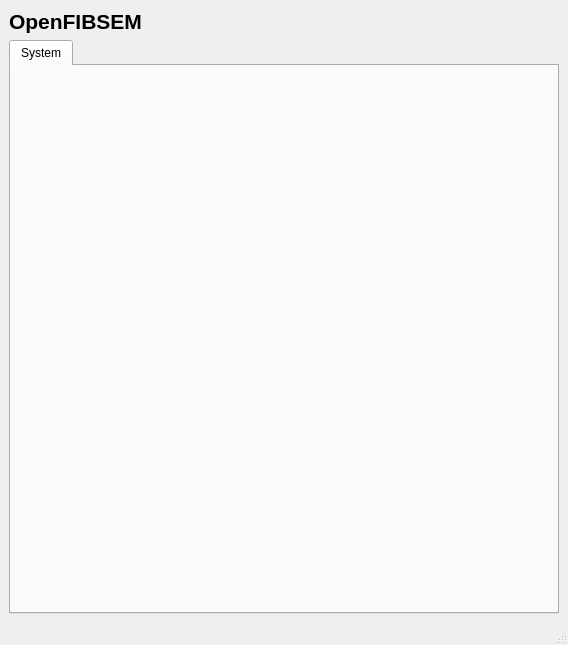
This is fibsem/ui/qtdesigner_files/FibsemUI.ui in DeMarcoLab/fibsem as Qt 5 draws it before an edit. The edited form follows.
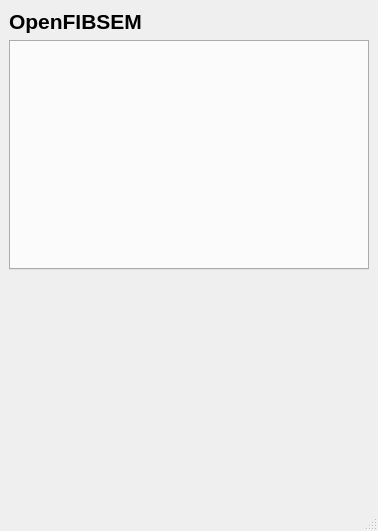
This is the edited form.

What changed in the file:
```diff
--- a/fibsem/ui/qtdesigner_files/FibsemUI.ui
+++ b/fibsem/ui/qtdesigner_files/FibsemUI.ui
@@ -6,8 +6,8 @@
    <rect>
     <x>0</x>
     <y>0</y>
-    <width>568</width>
-    <height>645</height>
+    <width>378</width>
+    <height>531</height>
    </rect>
   </property>
   <property name="windowTitle">
@@ -29,16 +29,6 @@
       <property name="tabBarAutoHide">
        <bool>false</bool>
       </property>
-      <widget class="QWidget" name="general">
-       <attribute name="title">
-        <string>System</string>
-       </attribute>
-       <layout class="QGridLayout" name="gridLayout_2">
-        <item row="0" column="0">
-         <layout class="QGridLayout" name="gridLayout_system"/>
-        </item>
-       </layout>
-      </widget>
      </widget>
     </item>
     <item row="0" column="0">
@@ -55,6 +45,19 @@
       </property>
      </widget>
     </item>
+    <item row="2" column="0">
+     <spacer name="verticalSpacer">
+      <property name="orientation">
+       <enum>Qt::Vertical</enum>
+      </property>
+      <property name="sizeHint" stdset="0">
+       <size>
+        <width>20</width>
+        <height>40</height>
+       </size>
+      </property>
+     </spacer>
+    </item>
    </layout>
   </widget>
   <widget class="QMenuBar" name="menubar">
```
Left out of the diff: 6 changed lines with no effect on the pictures.
